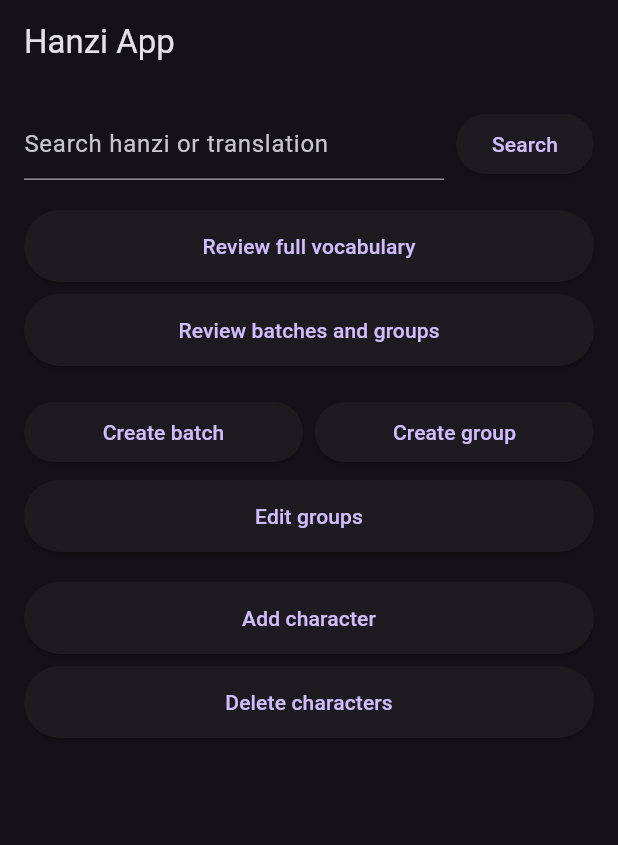
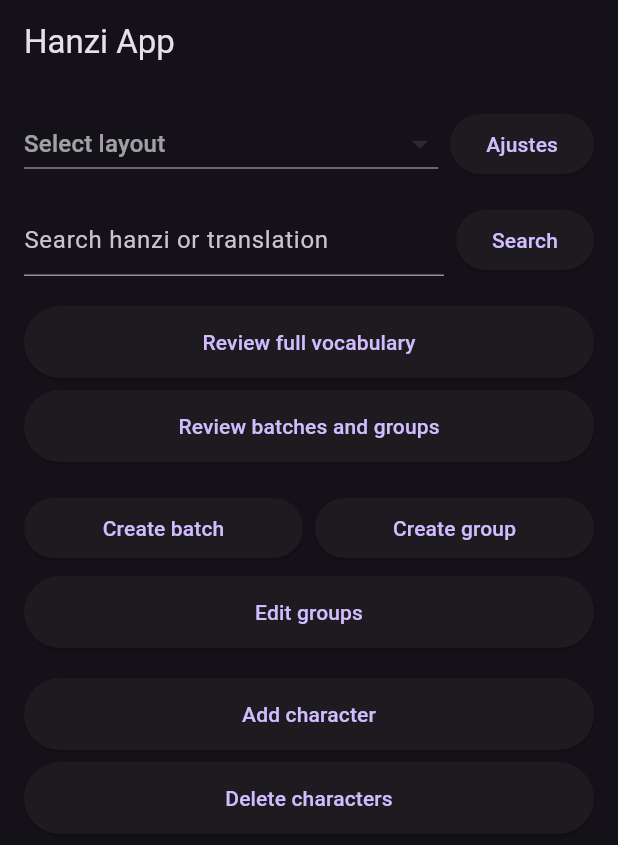
Before and after one commit to EnriqueMoran/hanziapp, a Flutter app: the screen it shows after launch, on a phone screen of 412 x 824 dp. Shown: the top 845 px of the screen. Run offline on Flutter 3.47's test engine with Material 3 defaults, Android fonts, the light colour scheme and no system bars; our stand-ins replace audioplayers, reorderables; missing offline and left inert: google_mlkit_digital_ink_recognition; network calls fail.

Commit message:
Add layout presets and info panel toggle

```diff
--- /dev/null
+++ b/lib/api/layout_preset_api.dart
@@ -0,0 +1,30 @@
+import 'dart:convert';
+
+import '../layout_preset.dart';
+import 'settings_api.dart';
+
+class LayoutPresetApi {
+  static const String _key = 'layout_presets';
+  static const String _selectedKey = 'selected_layout_preset';
+
+  static Future<List<LayoutPreset>> loadPresets() async {
+    final jsonStr = await SettingsApi.getString(_key);
+    if (jsonStr.isEmpty) return [];
+    final List list = json.decode(jsonStr);
+    return list.map((e) => LayoutPreset.fromJson(e)).toList();
+  }
+
+  static Future<void> savePresets(List<LayoutPreset> presets) async {
+    final list = presets.map((p) => p.toJson()).toList();
+    await SettingsApi.setString(_key, json.encode(list));
+  }
+
+  static Future<String?> getSelected() async {
+    final sel = await SettingsApi.getString(_selectedKey);
+    return sel.isEmpty ? null : sel;
+  }
+
+  static Future<void> setSelected(String? name) async {
+    await SettingsApi.setString(_selectedKey, name);
+  }
+}
--- a/lib/layout_config.dart
+++ b/lib/layout_config.dart
@@ -6,11 +6,13 @@ class LayoutConfig {
   final double exampleHeightRatio;
   final double drawingHeightRatio;
   final double panelWidthRatio;
+  final double fontScale;
 
   const LayoutConfig({
     required this.exampleHeightRatio,
     required this.drawingHeightRatio,
     required this.panelWidthRatio,
+    this.fontScale = 1.0,
   });
 
   static LayoutConfig forType(DeviceType type) {
@@ -20,12 +22,14 @@ class LayoutConfig {
           exampleHeightRatio: 0.40,
           drawingHeightRatio: 0.20,
           panelWidthRatio: 0.5,
+          fontScale: 1.0,
         );
       case DeviceType.tablet:
         return const LayoutConfig(
           exampleHeightRatio: 0.376,
           drawingHeightRatio: 0.20,
           panelWidthRatio: 0.55,
+          fontScale: 1.0,
         );
       case DeviceType.smartphone:
       default:
@@ -33,6 +37,7 @@ class LayoutConfig {
           exampleHeightRatio: 0.26,
           drawingHeightRatio: 0.21,
           panelWidthRatio: 0.55,
+          fontScale: 1.0,
         );
     }
   }
@@ -40,6 +45,8 @@ class LayoutConfig {
 
 class DeviceConfig {
   static DeviceType deviceType = DeviceType.browser;
+  static LayoutConfig? customLayout;
 
-  static LayoutConfig get layout => LayoutConfig.forType(deviceType);
+  static LayoutConfig get layout =>
+      customLayout ?? LayoutConfig.forType(deviceType);
 }
--- /dev/null
+++ b/lib/layout_preset.dart
@@ -0,0 +1,42 @@
+import 'layout_config.dart';
+
+class LayoutPreset {
+  String name;
+  double exampleHeightRatio;
+  double drawingHeightRatio;
+  double panelWidthRatio;
+  double fontScale;
+
+  LayoutPreset({
+    required this.name,
+    required this.exampleHeightRatio,
+    required this.drawingHeightRatio,
+    required this.panelWidthRatio,
+    required this.fontScale,
+  });
+
+  factory LayoutPreset.fromJson(Map<String, dynamic> json) {
+    return LayoutPreset(
+      name: json['name'] as String,
+      exampleHeightRatio: (json['exampleHeightRatio'] as num).toDouble(),
+      drawingHeightRatio: (json['drawingHeightRatio'] as num).toDouble(),
+      panelWidthRatio: (json['panelWidthRatio'] as num).toDouble(),
+      fontScale: (json['fontScale'] as num).toDouble(),
+    );
+  }
+
+  Map<String, dynamic> toJson() => {
+        'name': name,
+        'exampleHeightRatio': exampleHeightRatio,
+        'drawingHeightRatio': drawingHeightRatio,
+        'panelWidthRatio': panelWidthRatio,
+        'fontScale': fontScale,
+      };
+
+  LayoutConfig toLayoutConfig() => LayoutConfig(
+        exampleHeightRatio: exampleHeightRatio,
+        drawingHeightRatio: drawingHeightRatio,
+        panelWidthRatio: panelWidthRatio,
+        fontScale: fontScale,
+      );
+}
--- a/lib/screens/add_character_screen.dart
+++ b/lib/screens/add_character_screen.dart
@@ -252,7 +252,9 @@ class _AddCharacterScreenState extends State<AddCharacterScreen> {
 
     return Scaffold(
       appBar: AppBar(title: const Text('Add Character')),
-      body: Padding(
+      body: SafeArea(
+        bottom: true,
+        child: Padding(
           padding: const EdgeInsets.all(24),
           child: Column(
             children: [
@@ -271,6 +273,7 @@ class _AddCharacterScreenState extends State<AddCharacterScreen> {
               const SizedBox(height: 12),
               buttons,
             ],
+          ),
         ),
       ),
     );
--- a/lib/screens/delete_character_screen.dart
+++ b/lib/screens/delete_character_screen.dart
@@ -104,7 +104,9 @@ class _DeleteCharacterScreenState extends State<DeleteCharacterScreen> {
   Widget _buildBrowserLayout(BuildContext context) {
     return Scaffold(
       appBar: AppBar(title: const Text('Delete Characters')),
-      body: Padding(
+      body: SafeArea(
+        bottom: true,
+        child: Padding(
           padding: const EdgeInsets.all(16),
           child: Column(
             children: [
@@ -138,6 +140,7 @@ class _DeleteCharacterScreenState extends State<DeleteCharacterScreen> {
             ],
           ),
         ),
+      ),
     );
   }
 
--- a/lib/screens/group_creation_screen.dart
+++ b/lib/screens/group_creation_screen.dart
@@ -144,7 +144,9 @@ class _GroupCreationScreenState extends State<GroupCreationScreen> {
 
     return Scaffold(
       appBar: AppBar(title: const Text('Create Group')),
-      body: Padding(
+      body: SafeArea(
+        bottom: true,
+        child: Padding(
           padding: const EdgeInsets.all(16),
           child: Column(
             children: [
@@ -189,6 +191,7 @@ class _GroupCreationScreenState extends State<GroupCreationScreen> {
             ],
           ),
         ),
+      ),
     );
   }
 
--- a/lib/screens/group_edit_screen.dart
+++ b/lib/screens/group_edit_screen.dart
@@ -178,7 +178,9 @@ class _GroupEditScreenState extends State<GroupEditScreen> {
 
     return Scaffold(
       appBar: AppBar(title: const Text('Edit Groups')),
-      body: Padding(
+      body: SafeArea(
+        bottom: true,
+        child: Padding(
           padding: const EdgeInsets.all(16),
           child: Column(
             children: [
@@ -247,6 +249,7 @@ class _GroupEditScreenState extends State<GroupEditScreen> {
             ],
           ),
         ),
+      ),
     );
   }
 
--- a/lib/screens/home_screen.dart
+++ b/lib/screens/home_screen.dart
@@ -1,7 +1,9 @@
 import 'package:flutter/material.dart';
 
 import '../layout_config.dart';
+import '../layout_preset.dart';
 import '../api/character_api.dart';
+import '../api/layout_preset_api.dart';
 import 'character_review_screen.dart';
 import 'batch_group_selection_screen.dart';
 import 'batch_creation_screen.dart';
@@ -10,6 +12,7 @@ import 'group_edit_screen.dart';
 import 'add_character_screen.dart';
 import 'delete_character_screen.dart';
 import 'search_results_screen.dart';
+import 'layout_settings_screen.dart';
 
 class HomeScreen extends StatefulWidget {
   const HomeScreen({Key? key}) : super(key: key);
@@ -20,6 +23,26 @@ class HomeScreen extends StatefulWidget {
 
 class _HomeScreenState extends State<HomeScreen> {
   final TextEditingController _searchController = TextEditingController();
+  List<LayoutPreset> _presets = [];
+  String? _selectedPreset;
+
+  @override
+  void initState() {
+    super.initState();
+    _loadPresets();
+  }
+
+  Future<void> _loadPresets() async {
+    final presets = await LayoutPresetApi.loadPresets();
+    final selected = await LayoutPresetApi.getSelected();
+    setState(() {
+      _presets = presets;
+      _selectedPreset = selected;
+      final p = _presets
+          .firstWhere((e) => e.name == selected, orElse: () => null);
+      DeviceConfig.customLayout = p?.toLayoutConfig();
+    });
+  }
 
   Widget _searchBox() {
     return Row(
@@ -71,6 +94,52 @@ class _HomeScreenState extends State<HomeScreen> {
         ),
       );
     }
+  }
+
+  Widget _layoutSelector(BuildContext context) {
+    return Row(
+      children: [
+        Expanded(
+          child: DropdownButton<String>(
+            isExpanded: true,
+            value: _selectedPreset,
+            hint: const Text('Select layout'),
+            items: _presets
+                .map((p) => DropdownMenuItem(
+                      value: p.name,
+                      child: Text(p.name),
+                    ))
+                .toList(),
+            onChanged: (val) {
+              setState(() {
+                _selectedPreset = val;
+                final p = _presets
+                    .firstWhere((e) => e.name == val, orElse: () => null);
+                DeviceConfig.customLayout = p?.toLayoutConfig();
+              });
+              LayoutPresetApi.setSelected(val);
+            },
+          ),
+        ),
+        const SizedBox(width: 8),
+        ElevatedButton(
+          onPressed: () async {
+            final preset = _presets
+                .firstWhere((e) => e.name == _selectedPreset, orElse: () => null);
+            final changed = await Navigator.push<bool>(
+              context,
+              MaterialPageRoute(
+                builder: (_) => LayoutSettingsScreen(preset: preset),
+              ),
+            );
+            if (changed == true) {
+              await _loadPresets();
+            }
+          },
+          child: const Text('Ajustes'),
+        ),
+      ],
+    );
   }
 
   /// Creates a full-width button that navigates to a new screen.
@@ -142,10 +211,14 @@ class _HomeScreenState extends State<HomeScreen> {
     }
     return Scaffold(
       appBar: AppBar(title: const Text('Hanzi App')),
-      body: Padding(
+      body: SafeArea(
+        bottom: true,
+        child: Padding(
           padding: const EdgeInsets.all(16),
           child: Column(
             children: [
+              _layoutSelector(context),
+              const SizedBox(height: 16),
               _searchBox(),
               const SizedBox(height: 16),
               _fullWidthButton(context, 'Review full vocabulary',
@@ -167,6 +240,7 @@ class _HomeScreenState extends State<HomeScreen> {
             ],
           ),
         ),
+      ),
     );
   }
 }
```
Also changed, not shown: lib/screens/batch_creation_screen.dart (+7 -5 lines), lib/screens/batch_group_selection_screen.dart (+9 -6 lines), lib/screens/character_review_screen.dart (+28 -11 lines), lib/screens/layout_settings_screen.dart (added, +148 -0 lines), lib/screens/search_results_screen.dart (+8 -6 lines). Lines whose indentation alone changed are shown as unchanged.
